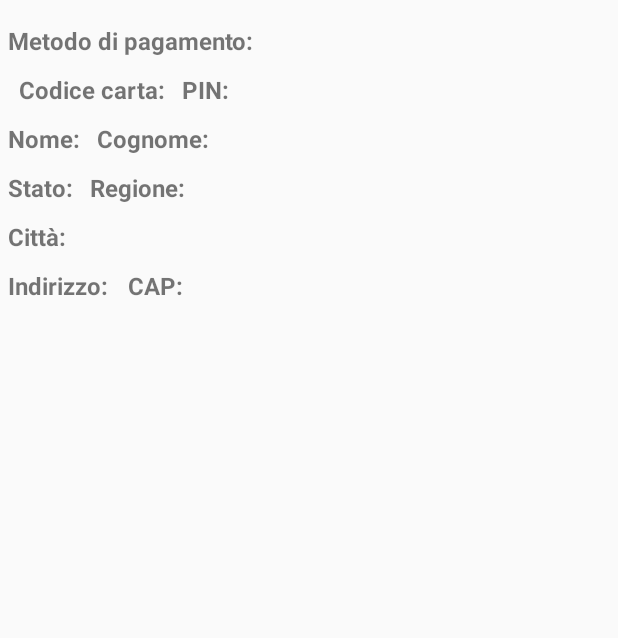
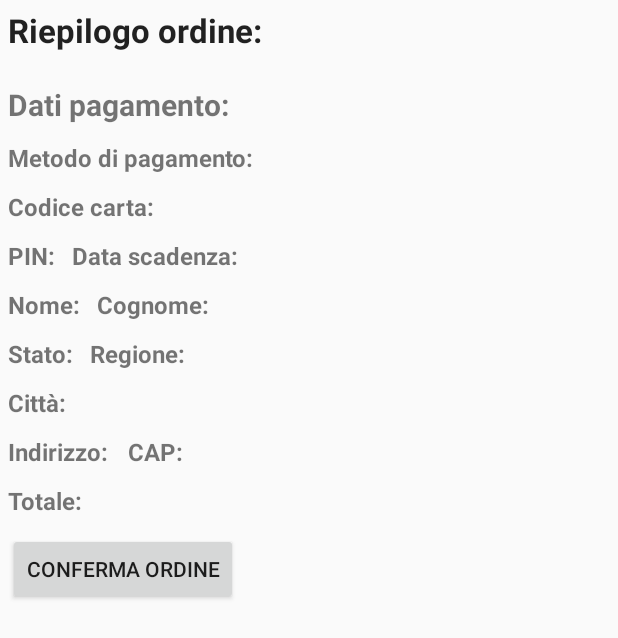
Before and after one commit to Cese93/VideogamesProject, an Android app: the CompleteOrderActivity screen opened directly, with no data from a screen before it, on a phone screen of 412 x 824 dp. Shown: the top 638 px of the screen. Run offline under Robolectric (Android 15) with nearby library versions, the phone set to English and light mode, and no system bars; our stand-ins replace Firebase (no records; nobody signed in at launch, a user with empty details on screens opened directly); 15 statements that could not run were skipped.

Commit message:
Altra modifica al layout dell'ordine v2

```diff
--- a/app/src/main/java/com/example/erik/videogamesproject/CompleteOrderActivity.java
+++ b/app/src/main/java/com/example/erik/videogamesproject/CompleteOrderActivity.java
@@ -38,6 +38,7 @@ public class CompleteOrderActivity extends AppCompatActivity {
     private TextView txtStreetNumber;
     private TextView txtCAP;
     private TextView txtTotalPrice;
+    private Button btnConfirmOrder;
 
     @Override
     protected void onCreate(Bundle savedInstanceState) {
@@ -59,6 +60,8 @@ public class CompleteOrderActivity extends AppCompatActivity {
         txtStreetNumber = (TextView) findViewById(R.id.txtStreetNumber);
         txtCAP = (TextView) findViewById(R.id.txtCAP);
         txtTotalPrice = (TextView) findViewById(R.id.txtTotalPrice);
+        btnConfirmOrder = (Button) findViewById(R.id.btnConfirmOrder);
+
 
         firebaseAuth = FirebaseAuth.getInstance();
         databaseReference = FirebaseDatabase.getInstance().getReferenceFromUrl("https://videogamesproject-cfd9f.firebaseio.com/User/" + firebaseAuth.getCurrentUser().getDisplayName());
@@ -75,10 +78,11 @@ public class CompleteOrderActivity extends AppCompatActivity {
 
         databaseReference.addListenerForSingleValueEvent(new ValueEventListener() {
             @Override
-            public void onDataChange(DataSnapshot dataSnapshot) {
-
+            public void onDataChange(final DataSnapshot dataSnapshot) {
+                txtPaymentMethod.setText(dataSnapshot.child("payments").child("paymentMethod").getValue().toString());
                 txtCode.setText(dataSnapshot.child("payments").child("code").getValue().toString());
                 txtPIN.setText(dataSnapshot.child("payments").child("pin").getValue().toString());
+                txtExpiredDate.setText(dataSnapshot.child("payments").child("expiredDate").child("month").getValue().toString() + "/" + dataSnapshot.child("payments").child("expiredDate").child("year").getValue().toString());
                 txtName.setText(dataSnapshot.child("name").getValue().toString());
                 txtSurname.setText(dataSnapshot.child("surname").getValue().toString());
                 txtState.setText(dataSnapshot.child("state").getValue().toString());
@@ -87,6 +91,27 @@ public class CompleteOrderActivity extends AppCompatActivity {
                 txtAddress.setText(dataSnapshot.child("address").getValue().toString());
                 txtStreetNumber.setText(dataSnapshot.child("streetNumber").getValue().toString());
                 txtCAP.setText(dataSnapshot.child("cap").getValue().toString());
+                txtTotalPrice.setText(dataSnapshot.child("Cart").child("totalPrice").getValue().toString() + "€");
+                btnConfirmOrder.setOnClickListener(new View.OnClickListener() {
+                    @Override
+                    public void onClick(View v) {
+                        /*if(dataSnapshot.hasChild("Orders")){
+                            Log.e("Provaaa", "Sono qui");
+                            databaseReference.child("Orders").child("orderNumber").setValue(Integer.parseInt(dataSnapshot.child("Orders").child("orderNumber").getValue().toString()) + 1);
+                        } else {*/
+
+                        if(dataSnapshot.hasChild("Orders")){
+                            databaseReference.child("Orders").child("order " + Integer.parseInt(dataSnapshot.child("Orders").child("orderNumber").getValue().toString()) + 1).child("Product").setValue(dataSnapshot.child("Cart").child("Cart").getValue());
+                        } else {
+                            databaseReference.child("Orders").child("orderNumber").setValue(1);
+                            databaseReference.child("Orders").child("order " + 1).child("Product").setValue(dataSnapshot.child("Cart").child("Cart").getValue());
+                        }
+
+                            //databaseReference.child("Orders").child("totalPrice").setValue(dataSnapshot.child("Cart").child("totalPrice").getValue());
+
+
+                    }
+                });
             }
 
             @Override
--- a/app/src/main/res/layout/activity_complete_order.xml
+++ b/app/src/main/res/layout/activity_complete_order.xml
@@ -3,6 +3,14 @@
     android:layout_width="match_parent"
     android:layout_height="match_parent"
     android:orientation="vertical">
+
+    <TextView
+        android:layout_width="wrap_content"
+        android:layout_height="wrap_content"
+        android:padding="5dp"
+        android:text="Riepilogo ordine:"
+        android:textAppearance="@style/TextAppearance.AppCompat.Large"
+        android:textStyle="bold" />
 
     <LinearLayout
         android:layout_width="wrap_content"
@@ -14,6 +22,14 @@
             android:layout_height="wrap_content"
             android:padding="5dp" />
     </LinearLayout>
+
+    <TextView
+        android:layout_width="wrap_content"
+        android:layout_height="wrap_content"
+        android:padding="5dp"
+        android:text="Dati pagamento:"
+        android:textSize="20dp"
+        android:textStyle="bold" />
 
     <LinearLayout
         android:layout_width="wrap_content"
@@ -32,8 +48,9 @@
             android:id="@+id/txtPaymentMethod"
             android:layout_width="wrap_content"
             android:layout_height="wrap_content"
-            android:textSize="16dp"/>
-        </LinearLayout>
+            android:textSize="16dp" />
+    </LinearLayout>
+
     <LinearLayout
         android:layout_width="wrap_content"
         android:layout_height="wrap_content"
@@ -44,7 +61,6 @@
             android:layout_width="wrap_content"
             android:layout_height="wrap_content"
             android:text="Codice carta: "
-            android:layout_marginLeft="7dp"
             android:textSize="16dp"
             android:textStyle="bold" />
 
@@ -52,27 +68,45 @@
             android:id="@+id/txtCode"
             android:layout_width="wrap_content"
             android:layout_height="wrap_content"
-            android:textSize="16dp"/>
+            android:textSize="16dp" />
+
+    </LinearLayout>
+
+    <LinearLayout
+        android:layout_width="wrap_content"
+        android:layout_height="wrap_content"
+        android:orientation="horizontal"
+        android:padding="5dp">
 
         <TextView
             android:layout_width="wrap_content"
             android:layout_height="wrap_content"
             android:text="PIN: "
             android:textSize="16dp"
-            android:layout_marginLeft="7dp"
             android:textStyle="bold" />
 
         <TextView
             android:id="@+id/txtPIN"
             android:layout_width="wrap_content"
             android:layout_height="wrap_content"
-            android:textSize="16dp"/>
+            android:textSize="16dp" />
+
+        <TextView
+            android:layout_width="wrap_content"
+            android:layout_height="wrap_content"
+            android:layout_marginLeft="7dp"
+            android:text="Data scadenza: "
+            android:textSize="16dp"
+            android:textStyle="bold" />
 
         <TextView
             android:id="@+id/txtExpiredDate"
             android:layout_width="wrap_content"
-            android:layout_height="wrap_content" />
+            android:layout_height="wrap_content"
+            android:textSize="16dp" />
     </LinearLayout>
+
+
 
     <LinearLayout
         android:layout_width="wrap_content"
@@ -96,8 +130,8 @@
         <TextView
             android:layout_width="wrap_content"
             android:layout_height="wrap_content"
+            android:layout_marginLeft="7dp"
             android:text="Cognome: "
-            android:layout_marginLeft="7dp"
             android:textSize="16dp"
             android:textStyle="bold" />
 
@@ -206,7 +240,42 @@
             android:layout_width="wrap_content"
             android:layout_height="wrap_content"
             android:textSize="16dp" />
+
+    </LinearLayout>
+
+    <LinearLayout
+        android:layout_width="wrap_content"
+        android:layout_height="wrap_content"
+        android:orientation="horizontal"
+        android:padding="5dp">
+
+        <TextView
+            android:layout_width="wrap_content"
+            android:layout_height="wrap_content"
+            android:text="Totale: "
+            android:textSize="16dp"
+            android:textStyle="bold" />
+
+        <TextView
+            android:id="@+id/txtTotalPrice"
+            android:layout_width="wrap_content"
+            android:layout_height="wrap_content"
+            android:textSize="16dp" />
+
+
+    </LinearLayout>
+
+    <LinearLayout
+        android:layout_width="wrap_content"
+        android:layout_height="wrap_content"
+        android:padding="5dp">
+        <Button
+            android:id="@+id/btnConfirmOrder"
+            android:layout_width="wrap_content"
+            android:layout_height="wrap_content"
+            android:text="Conferma ordine" />
     </LinearLayout>
 
 
+
 </LinearLayout>
--- a/build.gradle
+++ b/build.gradle
@@ -5,7 +5,7 @@ buildscript {
         jcenter()
     }
     dependencies {
-        classpath 'com.android.tools.build:gradle:2.2.2'
+        classpath 'com.android.tools.build:gradle:2.2.3'
         classpath 'com.google.gms:google-services:3.0.0'
         // NOTE: Do not place your application dependencies here; they belong
         // in the individual module build.gradle files
```
Also changed, not shown: app/src/main/res/layout/activity_order.xml (+13 -13 lines).
